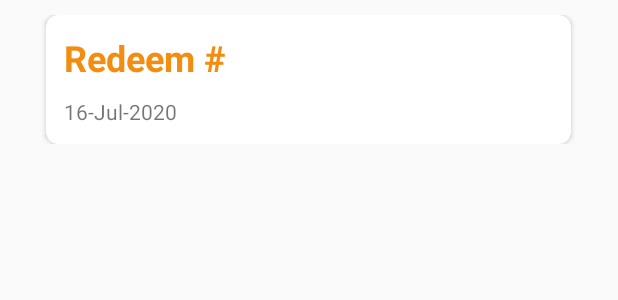
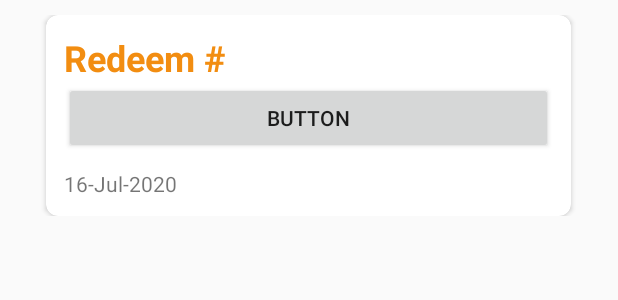
Before and after one commit to jamz903/snatch, an Android app: the layout rewards_option.xml on its own in the app's theme, with its tools: preview values and no code run, on a phone screen of 412 x 824 dp. Shown: the top 300 px of the screen. Run offline under Robolectric (Android 15) with nearby library versions, the phone set to English and light mode, and no system bars.

```diff
--- a/app/src/main/java/sg/edu/np/mad/snatch/MainActivity.java
+++ b/app/src/main/java/sg/edu/np/mad/snatch/MainActivity.java
@@ -205,7 +205,7 @@ public class MainActivity extends AppCompatActivity {
                                     }
                                 }
                             } catch (NullPointerException e) { //password does not match value in firebase
-                                inputLayout.setError("Incorrect Password");
+                                /*inputLayout.setError("Incorrect Password");*/
                             }
 
                         }
@@ -283,7 +283,7 @@ public class MainActivity extends AppCompatActivity {
 
                 //add to list
                 Iterator StuList = map.entrySet().iterator();
-                String a = null;
+                String a = null ;
                 String b = null;
                 String c = null;
                 String d = null;
--- a/app/src/main/java/sg/edu/np/mad/snatch/RewardsViewHolder.java
+++ b/app/src/main/java/sg/edu/np/mad/snatch/RewardsViewHolder.java
@@ -1,6 +1,7 @@
 package sg.edu.np.mad.snatch;
 
 import android.view.View;
+import android.widget.Button;
 import android.widget.TextView;
 
 import androidx.annotation.NonNull;
@@ -9,11 +10,13 @@ import androidx.recyclerview.widget.RecyclerView;
 public class RewardsViewHolder extends RecyclerView.ViewHolder {
     TextView RewardstxtV;
     TextView PricetxtV;
+    Button CfmRedeem;
 
     public RewardsViewHolder(@NonNull View itemView){
         super(itemView);
         RewardstxtV = itemView.findViewById(R.id.rewardsTextView);
         PricetxtV = itemView.findViewById(R.id.priceTextView);
+        CfmRedeem = itemView.findViewById(R.id.cfmredeem);
 
     }
 
--- a/app/src/main/res/layout/rewards_option.xml
+++ b/app/src/main/res/layout/rewards_option.xml
@@ -30,6 +30,12 @@
                     android:textColor="#f28d11"
                     android:textSize="24dp"
                     android:textStyle="bold" />
+
+                <Button
+                    android:id="@+id/cfmredeem"
+                    android:layout_width="match_parent"
+                    android:layout_height="wrap_content"
+                    android:text="Button" />
             </LinearLayout>
 
             <LinearLayout
```
Also changed, not shown: app/src/main/java/sg/edu/np/mad/snatch/RewardsActivity.java (+8 -9 lines), app/src/main/java/sg/edu/np/mad/snatch/RewardsAdapter.java (+47 -2 lines).
